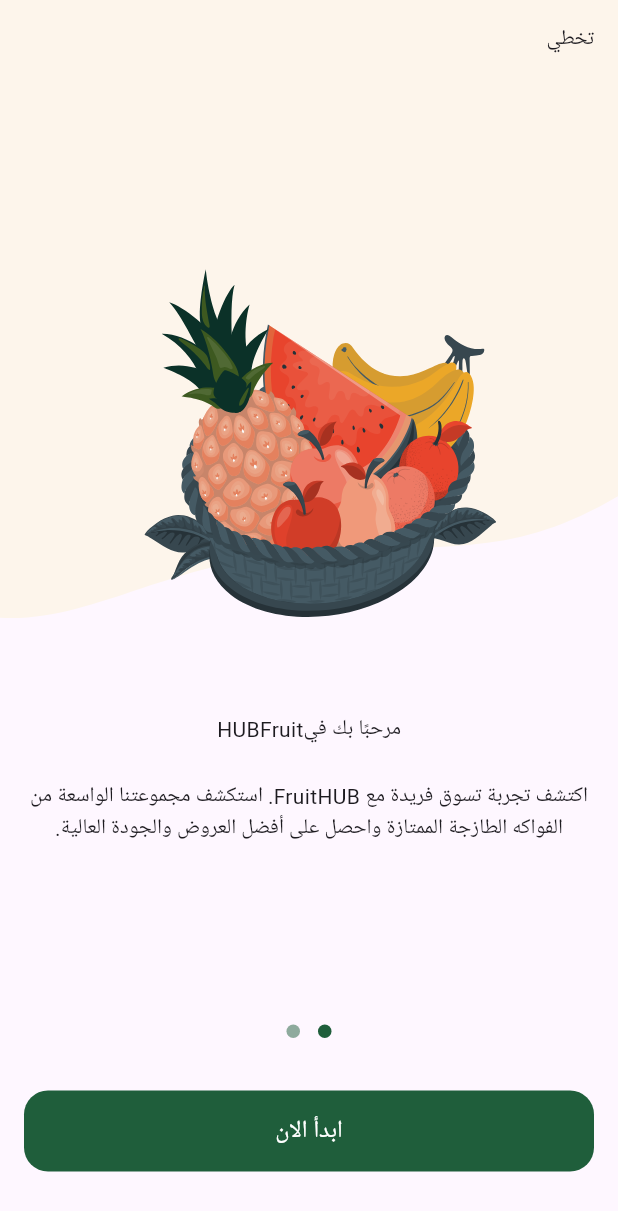
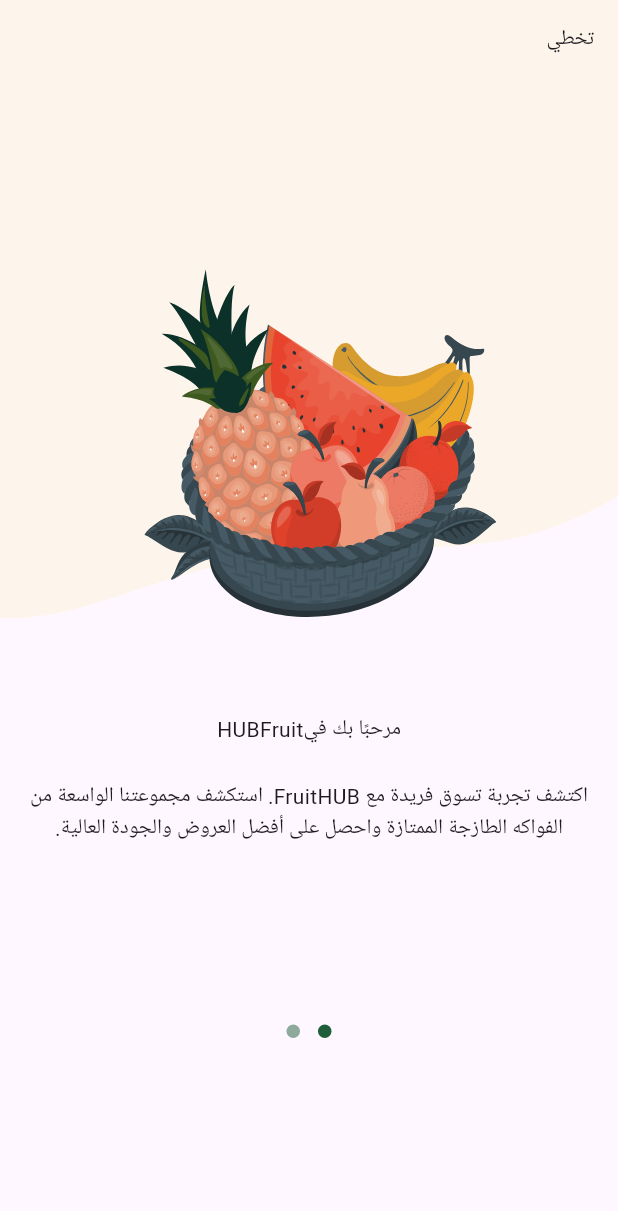
Before and after one commit to hashimsaffarini/Fruits_Hub, a Flutter app: the screen it shows after launch, on a phone screen of 412 x 824 dp. Shown: the top 1211 px of the screen. Run offline on Flutter 3.47's test engine with Material 3 defaults, Android fonts, the phone set to English and light mode, and no system bars; drawn by our look-alikes of dots_indicator; our stand-ins replace flutter_svg.

Commit message:
feat: Add visibility logic to PageViewItem in OnBoardingPageView

```diff
--- a/lib/features/on_boarding/ui/widgets/on_boarding_page_view.dart
+++ b/lib/features/on_boarding/ui/widgets/on_boarding_page_view.dart
@@ -9,13 +9,16 @@ class OnBoardingPageView extends StatelessWidget {
   Widget build(BuildContext context) {
     return PageView(
       controller: pageController,
-      children: const [
+      children: [
         PageViewItem(
+          isVisable:
+              (pageController.hasClients ? pageController.page!.round() : 0) ==
+                  0,
           image: Assets.imagesPageViewItem1Image,
           backgroundImage: Assets.imagesPageViewItem1BackgroundImage,
           subTitle:
               'اكتشف تجربة تسوق فريدة مع FruitHUB. استكشف مجموعتنا الواسعة من الفواكه الطازجة الممتازة واحصل على أفضل العروض والجودة العالية.',
-          title: Row(
+          title: const Row(
             mainAxisAlignment: MainAxisAlignment.center,
             children: [
               Text('مرحبًا بك في'),
@@ -23,14 +26,16 @@ class OnBoardingPageView extends StatelessWidget {
               Text('HUB'),
             ],
           ),
-          isVisable: true,
         ),
         PageViewItem(
+          isVisable:
+              (pageController.hasClients ? pageController.page!.round() : 0) ==
+                  0,
           image: Assets.imagesPageViewItem2Image,
           backgroundImage: Assets.imagesPageViewItem2BackgroundImage,
           subTitle:
               'نقدم لك أفضل الفواكه المختارة بعناية. اطلع على التفاصيل والصور والتقييمات لتتأكد من اختيار الفاكهة المثالية',
-          title: Text(
+          title: const Text(
             'ابحث وتسوق',
             textAlign: TextAlign.center,
             style: TextStyle(
@@ -41,7 +46,6 @@ class OnBoardingPageView extends StatelessWidget {
               height: 0,
             ),
           ),
-          isVisable: false,
         ),
       ],
     );
--- a/lib/features/on_boarding/ui/widgets/on_boarding_view_body.dart
+++ b/lib/features/on_boarding/ui/widgets/on_boarding_view_body.dart
@@ -45,16 +45,24 @@ class _OnBoardingViewBodyState extends State<OnBoardingViewBody> {
         DotsIndicator(
           dotsCount: 2,
           decorator: DotsDecorator(
-            color: AppColors.primaryColor.withOpacity(0.5),
+            color: currentPage != 1
+                ? AppColors.primaryColor.withOpacity(0.5)
+                : AppColors.primaryColor,
             activeColor: AppColors.primaryColor,
           ),
         ),
         const SizedBox(height: 29),
-        Padding(
-          padding: const EdgeInsets.symmetric(horizontal: kHorizantalPadding),
-          child: CustomButton(
-            onPressed: () {},
-            text: 'ابدأ الان',
+        Visibility(
+          visible: currentPage == 1,
+          maintainAnimation: true,
+          maintainState: true,
+          maintainSize: true,
+          child: Padding(
+            padding: const EdgeInsets.symmetric(horizontal: kHorizantalPadding),
+            child: CustomButton(
+              onPressed: () {},
+              text: 'ابدأ الان',
+            ),
           ),
         ),
         const SizedBox(height: 43),
```
